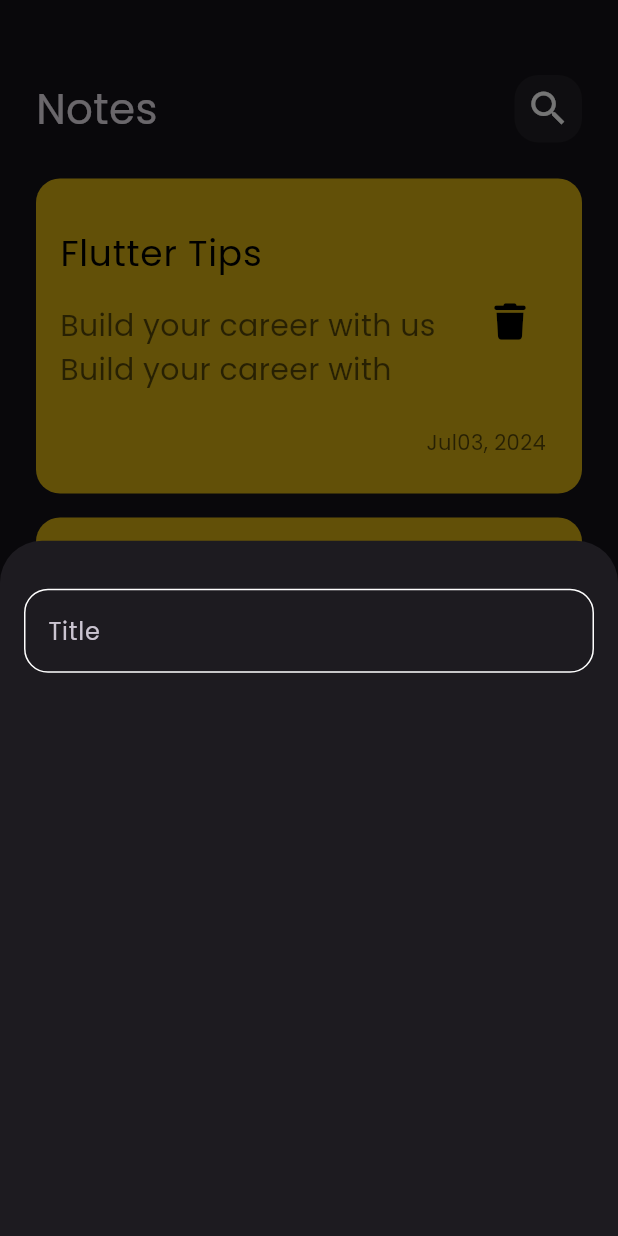
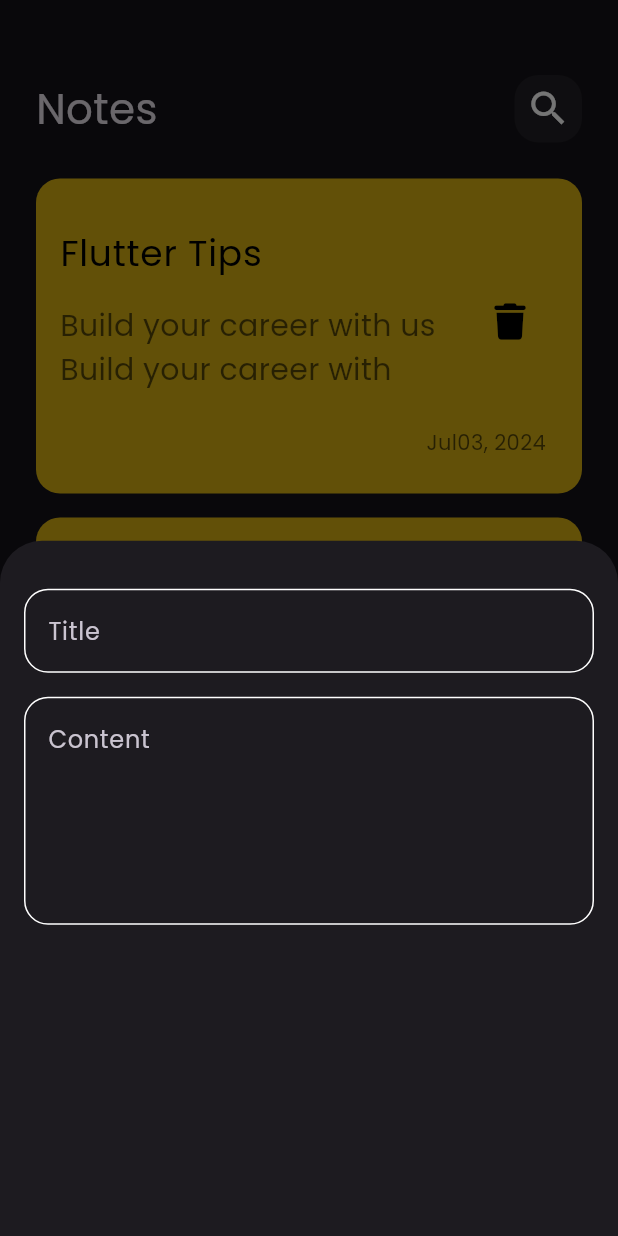
Before and after one commit to Jalo1982/notes_app, a Flutter app: the screen it shows after launch, after a tap on the "add" icon, on a phone screen of 412 x 824 dp. Run offline on Flutter 3.47's test engine with Material 3 defaults, Android fonts, the phone set to English and light mode, and no system bars; our stand-ins replace font_awesome_flutter.

Commit message:
add field to bottom sheet

```diff
--- a/lib/views/widgets/add_note_bottom_sheet.dart
+++ b/lib/views/widgets/add_note_bottom_sheet.dart
@@ -12,7 +12,14 @@ class AddModalBottomSheet extends StatelessWidget {
           SizedBox(
             height: 32,
           ),
-          CustomTextField(),
+          CustomTextField(
+            hint: 'Title',
+          ),
+          SizedBox(height: 16),
+          CustomTextField(
+            hint: 'Content',
+            maxLines: 5,
+          ),
         ],
       ),
     );
--- a/lib/views/widgets/cutom_text_field.dart
+++ b/lib/views/widgets/cutom_text_field.dart
@@ -2,14 +2,18 @@ import 'package:flutter/material.dart';
 import 'package:notes_app/constant.dart';
 
 class CustomTextField extends StatelessWidget {
-  const CustomTextField({super.key});
+  const CustomTextField({super.key, required this.hint, this.maxLines = 1});
+
+  final String hint;
+  final int maxLines;
 
   @override
   Widget build(context) {
     return TextField(
       cursorColor: kPrimaryColor,
+      maxLines: maxLines,
       decoration: InputDecoration(
-        hintText: 'Title',
+        hintText: hint,
         //hintStyle: const TextStyle(color: kPrimaryColor),
         border: biuldBorder(),
         enabledBorder: biuldBorder(),
```
Also changed, not shown: pubspec.yaml (+6 -45 lines).
